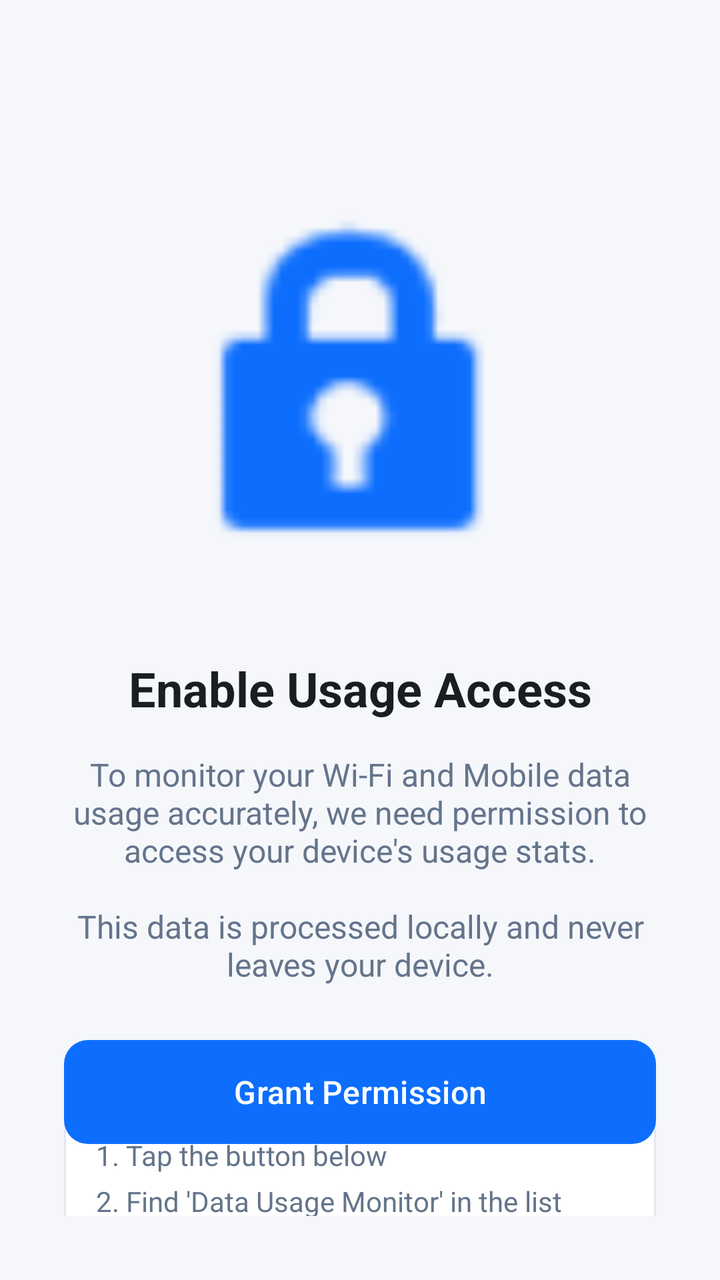
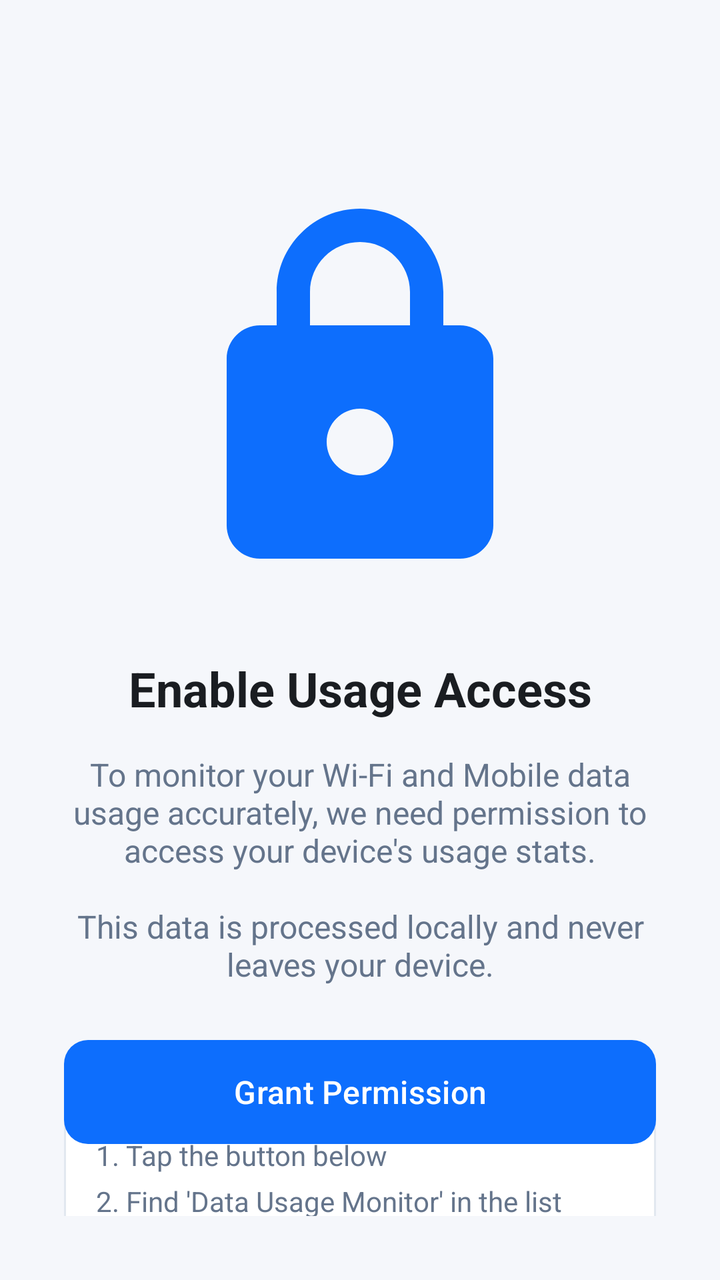

Compare the two renders of this Android layout. The source of the first and the diff that turns it into the second are given below.
<!-- AndroidManifest.xml: application theme Theme.DataUsageMonitor -->
<!-- res/layout/fragment_permission.xml -->
<?xml version="1.0" encoding="utf-8"?>
<androidx.constraintlayout.widget.ConstraintLayout xmlns:android="http://schemas.android.com/apk/res/android"
    xmlns:app="http://schemas.android.com/apk/res-auto"
    xmlns:tools="http://schemas.android.com/tools"
    android:layout_width="match_parent"
    android:layout_height="match_parent"
    android:background="@color/background"
    android:padding="32dp">

    <ImageView
        android:id="@+id/iv_illustration"
        android:layout_width="200dp"
        android:layout_height="200dp"
        android:layout_marginTop="64dp"
        android:src="@android:drawable/ic_lock_idle_lock"
        app:layout_constraintEnd_toEndOf="parent"
        app:layout_constraintStart_toStartOf="parent"
        app:layout_constraintTop_toTopOf="parent"
        app:tint="@color/primary" />

    <TextView
        android:id="@+id/tv_title"
        android:layout_width="wrap_content"
        android:layout_height="wrap_content"
        android:layout_marginTop="32dp"
        android:text="Enable Usage Access"
        android:textColor="@color/text_main"
        android:textSize="24sp"
        android:textStyle="bold"
        app:layout_constraintEnd_toEndOf="parent"
        app:layout_constraintStart_toStartOf="parent"
        app:layout_constraintTop_toBottomOf="@id/iv_illustration" />

    <TextView
        android:id="@+id/tv_description"
        android:layout_width="0dp"
        android:layout_height="wrap_content"
        android:layout_marginTop="16dp"
        android:gravity="center"
        android:text="To monitor your Wi-Fi and Mobile data usage accurately, we need permission to access your device's usage stats.\n\nThis data is processed locally and never leaves your device."
        android:textColor="@color/text_secondary"
        android:textSize="16sp"
        app:layout_constraintEnd_toEndOf="parent"
        app:layout_constraintStart_toStartOf="parent"
        app:layout_constraintTop_toBottomOf="@id/tv_title" />

    <com.google.android.material.card.MaterialCardView
        android:id="@+id/card_steps"
        android:layout_width="match_parent"
        android:layout_height="wrap_content"
        android:layout_marginTop="32dp"
        app:cardBackgroundColor="@color/surface"
        app:cardCornerRadius="16dp"
        app:cardElevation="0dp"
        app:layout_constraintTop_toBottomOf="@id/tv_description"
        app:strokeColor="@color/divider"
        app:strokeWidth="1dp">

        <LinearLayout
            android:layout_width="match_parent"
            android:layout_height="wrap_content"
            android:orientation="vertical"
            android:padding="16dp">

            <TextView
                android:layout_width="wrap_content"
                android:layout_height="wrap_content"
                android:text="How to enable:"
                android:textColor="@color/text_main"
                android:textStyle="bold" />

            <TextView
                android:layout_width="wrap_content"
                android:layout_height="wrap_content"
                android:layout_marginTop="8dp"
                android:text="1. Tap the button below"
                android:textColor="@color/text_secondary" />

            <TextView
                android:layout_width="wrap_content"
                android:layout_height="wrap_content"
                android:layout_marginTop="4dp"
                android:text="2. Find 'Data Usage Monitor' in the list"
                android:textColor="@color/text_secondary" />

            <TextView
                android:layout_width="wrap_content"
                android:layout_height="wrap_content"
                android:layout_marginTop="4dp"
                android:text="3. Turn on 'Permit usage access'"
                android:textColor="@color/text_secondary" />
        </LinearLayout>
    </com.google.android.material.card.MaterialCardView>

    <com.google.android.material.button.MaterialButton
        android:id="@+id/btn_grant_permission"
        android:layout_width="match_parent"
        android:layout_height="60dp"
        android:layout_marginBottom="32dp"
        android:text="Grant Permission"
        android:textSize="16sp"
        app:cornerRadius="12dp"
        app:layout_constraintBottom_toBottomOf="parent"
        app:layout_constraintEnd_toEndOf="parent"
        app:layout_constraintStart_toStartOf="parent" />

</androidx.constraintlayout.widget.ConstraintLayout>
<!-- resources referenced by this layout -->
<resources>
  <color name="background">#F5F7FB</color>
  <color name="divider">#E2E8F0</color>
  <color name="primary">#0D6EFD</color>
  <color name="surface">#FFFFFF</color>
  <color name="text_main">#1A1D21</color>
  <color name="text_secondary">#64748B</color>
  <style name="Theme.DataUsageMonitor" parent="Base.Theme.DataUsageMonitor" />
  <style name="Base.Theme.DataUsageMonitor" parent="Theme.Material3.DayNight.NoActionBar">
          <item name="colorPrimary">@color/primary</item>
          <item name="android:windowBackground">@color/background</item>
          <item name="android:statusBarColor">@color/background</item>
          <item name="android:windowLightStatusBar">true</item>
      </style>
</resources>

<!-- the commit's change to res/layout/fragment_permission.xml (unified diff, before → after) -->
@@ -12,7 +12,8 @@
         android:layout_width="200dp"
         android:layout_height="200dp"
         android:layout_marginTop="64dp"
-        android:src="@android:drawable/ic_lock_idle_lock"
+        android:scaleType="fitCenter"
+        android:src="@drawable/ic_lock"
         app:layout_constraintEnd_toEndOf="parent"
         app:layout_constraintStart_toStartOf="parent"
         app:layout_constraintTop_toTopOf="parent"
<!-- resource entries referenced after the edit -->
@@ -6,6 +6,17 @@
   <color name="surface">#FFFFFF</color>
   <color name="text_main">#1A1D21</color>
   <color name="text_secondary">#64748B</color>
+  <!-- drawable ic_lock (drawable) -->
+  <?xml version="1.0" encoding="utf-8"?>
+  <vector xmlns:android="http://schemas.android.com/apk/res/android"
+      android:width="108dp"
+      android:height="108dp"
+      android:viewportWidth="24"
+      android:viewportHeight="24">
+      <path
+          android:fillColor="#FFFFFFFF"
+          android:pathData="M18,8h-1V6c0,-2.76 -2.24,-5 -5,-5S7,3.24 7,6v2H6c-1.1,0 -2,0.9 -2,2v10c0,1.1 0.9,2 2,2h12c1.1,0 2,-0.9 2,-2V10c0,-1.1 -0.9,-2 -2,-2zM12,17c-1.1,0 -2,-0.9 -2,-2s0.9,-2 2,-2 2,0.9 2,2 -0.9,2 -2,2zM9,8V6c0,-1.66 1.34,-3 3,-3s3,1.34 3,3v2H9z" />
+  </vector>
   <style name="Theme.DataUsageMonitor" parent="Base.Theme.DataUsageMonitor" />
   <style name="Base.Theme.DataUsageMonitor" parent="Theme.Material3.DayNight.NoActionBar">
           <item name="colorPrimary">@color/primary</item>
